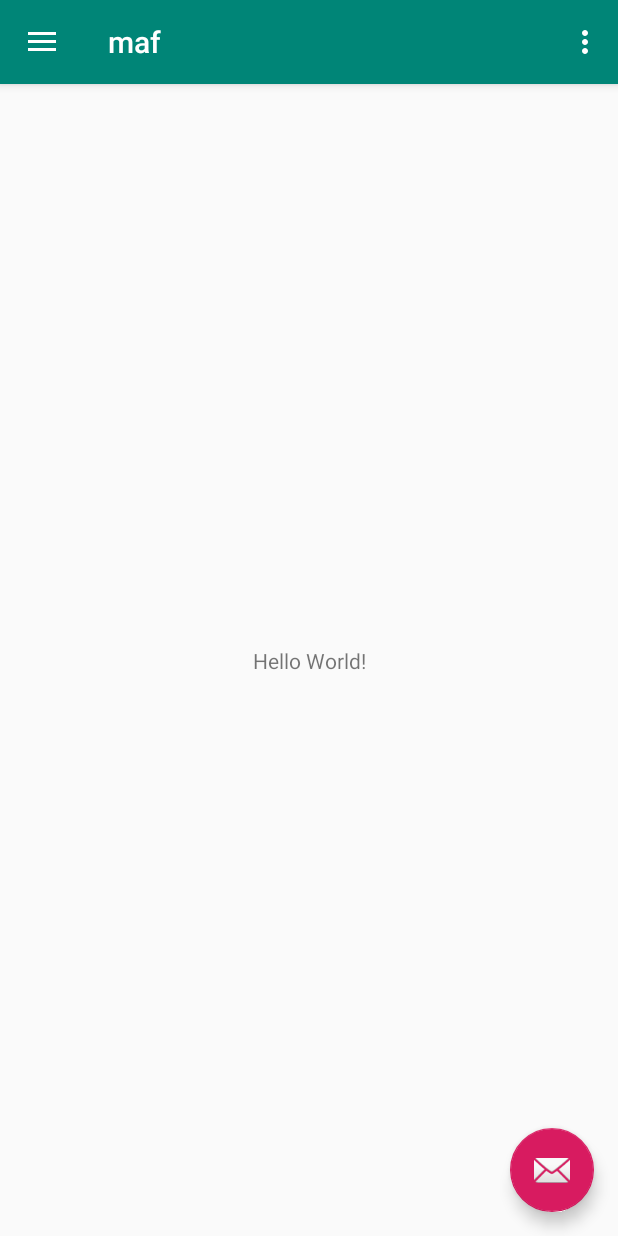
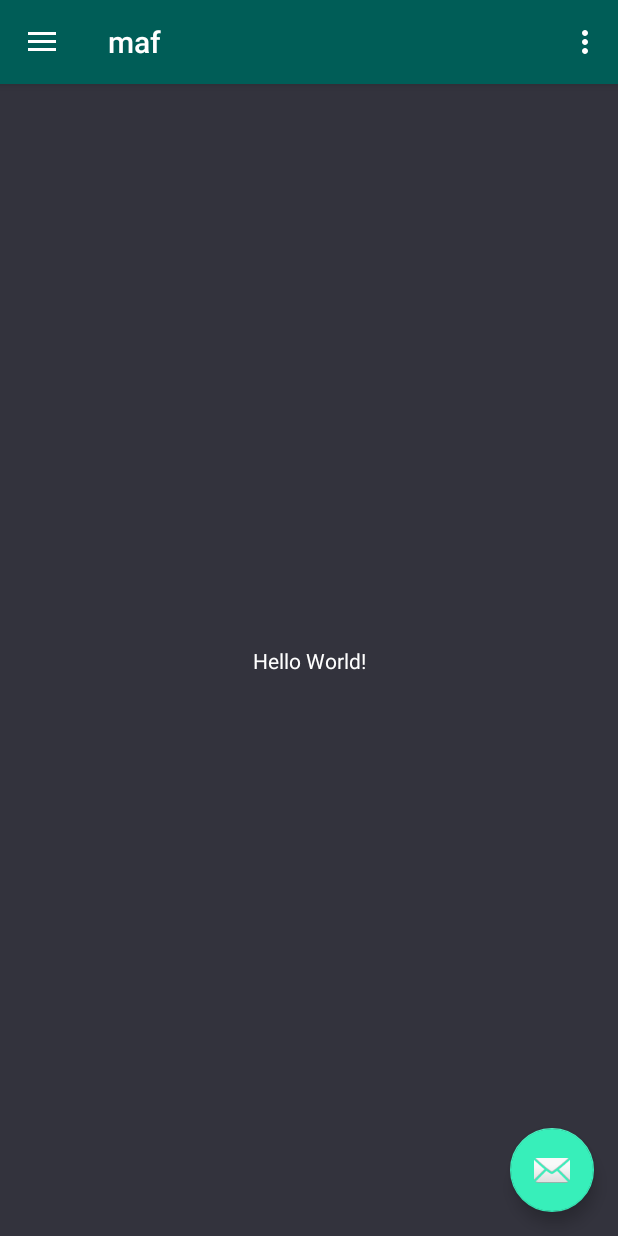
Before and after one commit to hXtreme/maf, an Android app: the screen it shows after launch (MainActivity), on a phone screen of 412 x 824 dp. Run offline under Robolectric (Android 15) with nearby library versions, the phone set to English and light mode, and no system bars.

Commit message:
Add Custom Theme and related data
+ Add splash screen to App (Using Theme)

```diff
--- a/app/src/main/AndroidManifest.xml
+++ b/app/src/main/AndroidManifest.xml
@@ -9,7 +9,7 @@
             android:label="@string/app_name"
             android:roundIcon="@mipmap/ic_launcher_round"
             android:supportsRtl="true"
-            android:theme="@style/AppTheme">
+            android:theme="@style/AppTheme.Splash">
         <activity
                 android:name=".MainActivity"
                 android:label="@string/app_name"
--- a/app/src/main/res/values/colors.xml
+++ b/app/src/main/res/values/colors.xml
@@ -1,6 +1,18 @@
 <?xml version="1.0" encoding="utf-8"?>
 <resources>
-    <color name="colorPrimary">#008577</color>
-    <color name="colorPrimaryDark">#00574B</color>
-    <color name="colorAccent">#D81B60</color>
+    <color name="colorPrimary">#005D57</color>
+    <color name="colorPrimaryDark">#00393B</color>
+    <color name="colorAccent">#37EFBA</color>
+
+    <color name="nav_item_selected">@color/colorAccent</color>
+    <color name="nav_item_deSelected">#657D7E</color>
+
+    <color name="background_light">#373741</color>
+    <color name="background_medium">#33333D</color>
+    <color name="background_dark">#26282F</color>
+
+    <color name="test1">#C9CDDB</color>
+    <color name="test2">#991CBD</color>
+    <color name="test3">#D6C430</color>
+
 </resources>
--- a/app/src/main/res/values/styles.xml
+++ b/app/src/main/res/values/styles.xml
@@ -1,17 +1,16 @@
 <resources>
 
-    <!-- Base application theme. -->
-    <style name="AppTheme" parent="Theme.AppCompat.Light.DarkActionBar">
-        <!-- Customize your theme here. -->
-        <item name="colorPrimary">@color/colorPrimary</item>
-        <item name="colorPrimaryDark">@color/colorPrimaryDark</item>
-        <item name="colorAccent">@color/colorAccent</item>
+    <!--=======-->
+    <!--Widgets-->
+    <!--=======-->
+    <style name="AppTheme.Widget" />
+
+    <!--==============-->
+    <!--NavigationView-->
+    <!--==============-->
+    <style name="AppTheme.Widget.NavigationView">
+        <item name="colorControlHighlight">@color/background_dark</item>
+        <item name="android:textColor">@android:color/white</item>
     </style>
-    <style name="AppTheme.NoActionBar">
-        <item name="windowActionBar">false</item>
-        <item name="windowNoTitle">true</item>
-    </style>
-    <style name="AppTheme.AppBarOverlay" parent="ThemeOverlay.AppCompat.Dark.ActionBar"/>
-    <style name="AppTheme.PopupOverlay" parent="ThemeOverlay.AppCompat.Light"/>
 
 </resources>
--- /dev/null
+++ b/app/src/main/res/values/themes.xml
@@ -0,0 +1,29 @@
+<?xml version="1.0" encoding="utf-8"?>
+<resources>
+
+    <!-- Base application theme. -->
+    <style name="AppTheme" parent="Theme.AppCompat.Light.NoActionBar">
+        <!-- Customize your theme here. -->
+        <item name="colorPrimary">@color/colorPrimary</item>
+        <item name="colorPrimaryDark">@color/colorPrimaryDark</item>
+        <item name="colorAccent">@color/colorAccent</item>
+        <item name="android:windowBackground">@color/background_medium</item>
+        <item name="android:textColor">@android:color/white</item>
+
+        <item name="navigation_view_theme">@style/AppTheme.Widget.NavigationView</item>
+    </style>
+
+    <style name="AppTheme.NoActionBar">
+        <item name="windowActionBar">false</item>
+        <item name="windowNoTitle">true</item>
+    </style>
+
+    <style name="AppTheme.Splash">
+        <item name="android:windowBackground">@color/background_medium</item>
+    </style>
+
+    <style name="AppTheme.AppBarOverlay" parent="ThemeOverlay.AppCompat.Dark.ActionBar"/>
+
+    <style name="AppTheme.PopupOverlay" parent="ThemeOverlay.AppCompat.Light"/>
+
+</resources>
```
Also changed, not shown: app/src/main/res/values/attrs.xml (added, +7 -0 lines).
